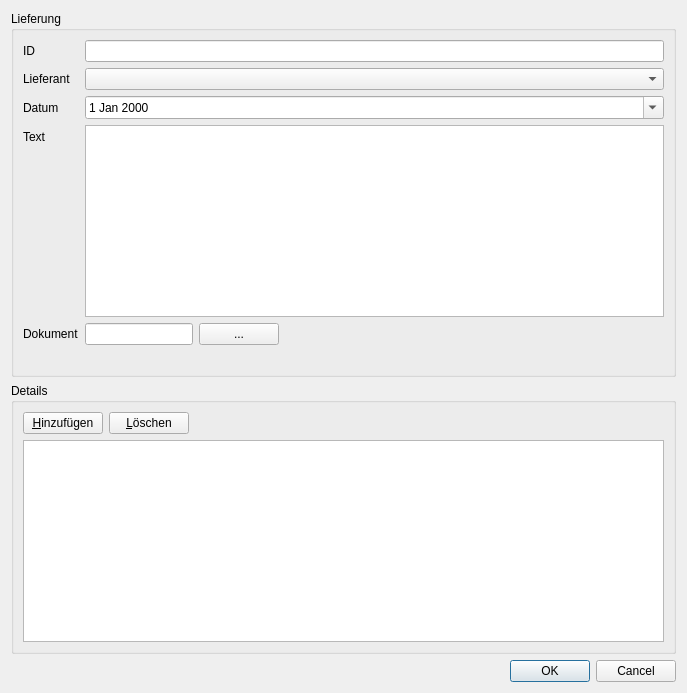
flurl/lagerManager, file ui/forms/lieferungDetailForm.ui: the form before one commit.
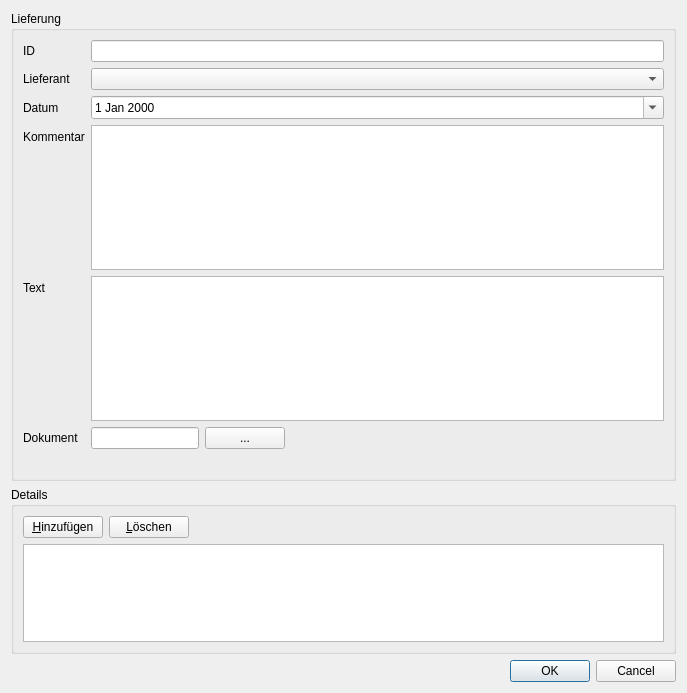
The form after the commit. Custom widgets are drawn as their Qt base class.

Commit message: kommentar feld zu den lieferungen hinzugefügt

What changed in the file:
```diff
--- a/ui/forms/lieferungDetailForm.ui
+++ b/ui/forms/lieferungDetailForm.ui
@@ -60,14 +60,14 @@
           </property>
          </widget>
         </item>
-        <item row="4" column="0">
+        <item row="5" column="0">
          <widget class="QLabel" name="label_4">
           <property name="text">
            <string>Dokument</string>
           </property>
          </widget>
         </item>
-        <item row="4" column="1">
+        <item row="5" column="1">
          <layout class="QHBoxLayout" name="horizontalLayout_2">
           <item>
            <widget class="QLineEdit" name="lineEdit_dokId">
@@ -110,16 +110,26 @@
           </item>
          </layout>
         </item>
-        <item row="3" column="0">
+        <item row="4" column="0">
          <widget class="QLabel" name="label_5">
           <property name="text">
            <string>Text</string>
           </property>
          </widget>
         </item>
-        <item row="3" column="1">
+        <item row="4" column="1">
          <widget class="QPlainTextEdit" name="plainTextEdit_ocr"/>
         </item>
+        <item row="3" column="0">
+         <widget class="QLabel" name="label_6">
+          <property name="text">
+           <string>Kommentar</string>
+          </property>
+         </widget>
+        </item>
+        <item row="3" column="1">
+         <widget class="QPlainTextEdit" name="plainTextEdit_comment"/>
+        </item>
        </layout>
       </item>
       <item row="1" column="0">
```
The commit also changes 4 other files.
